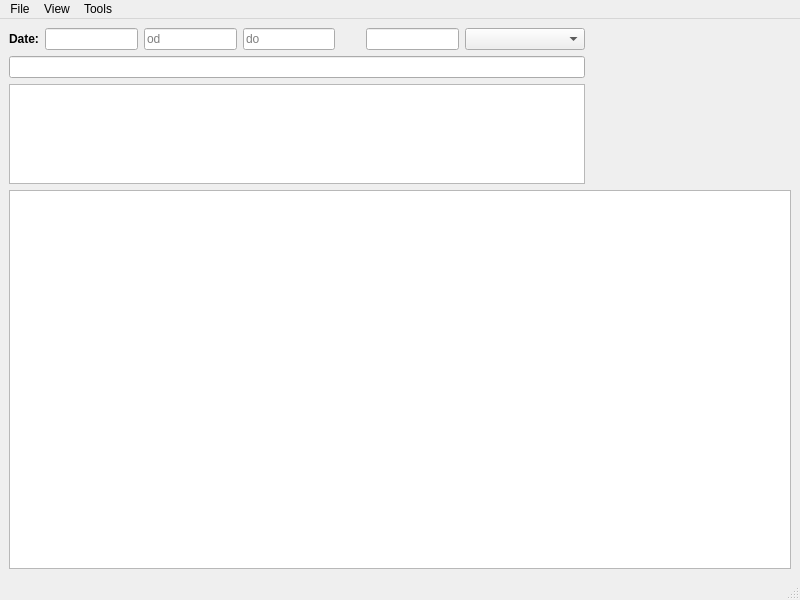
Before: the Qt Designer form mainwindow.ui in mdrska80/timesheet, drawn with Qt 5.
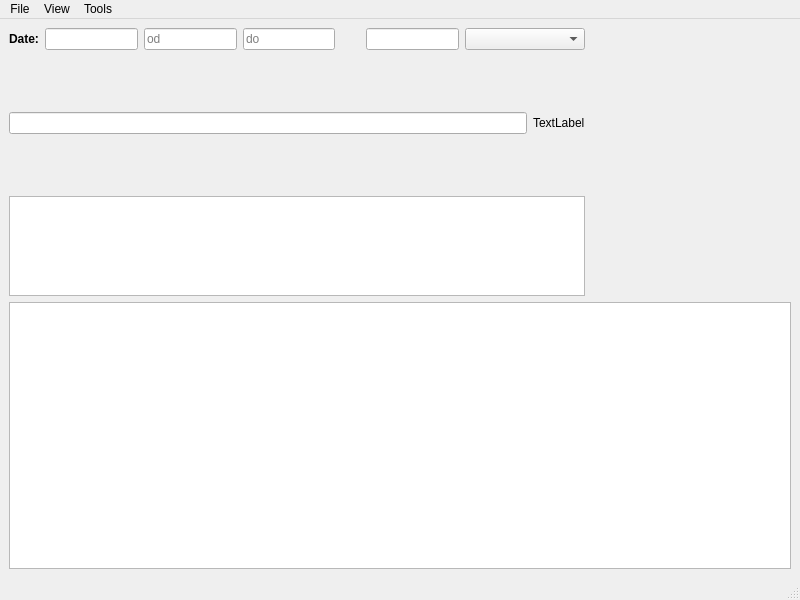
After: the same form once the commit is applied. Icons and pictures are not drawn. Custom widgets are drawn as their Qt base class.

Patch:
```diff
--- a/mainwindow.ui
+++ b/mainwindow.ui
@@ -93,6 +93,13 @@
             <item>
              <widget class="QLineEdit" name="titleLineEdit"/>
             </item>
+            <item>
+             <widget class="QLabel" name="urlLabel">
+              <property name="text">
+               <string>TextLabel</string>
+              </property>
+             </widget>
+            </item>
            </layout>
           </item>
           <item>
```
Left out of the diff: 2 changed lines with no effect on the pictures.
